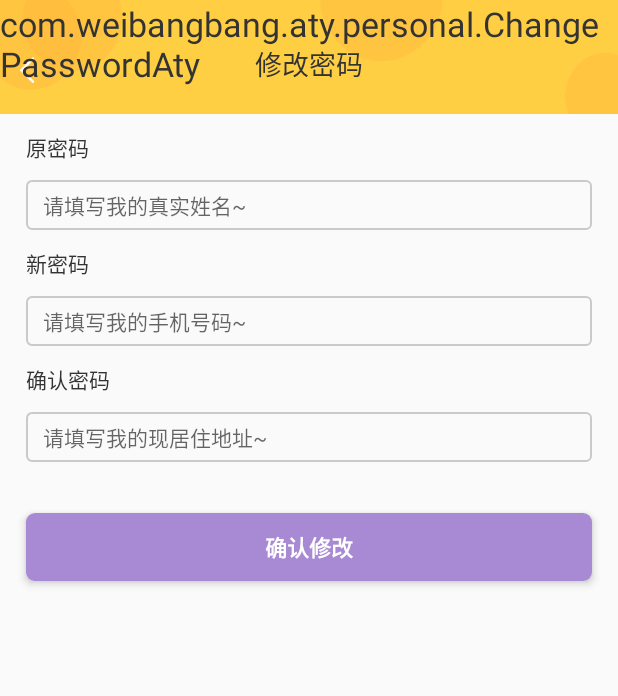
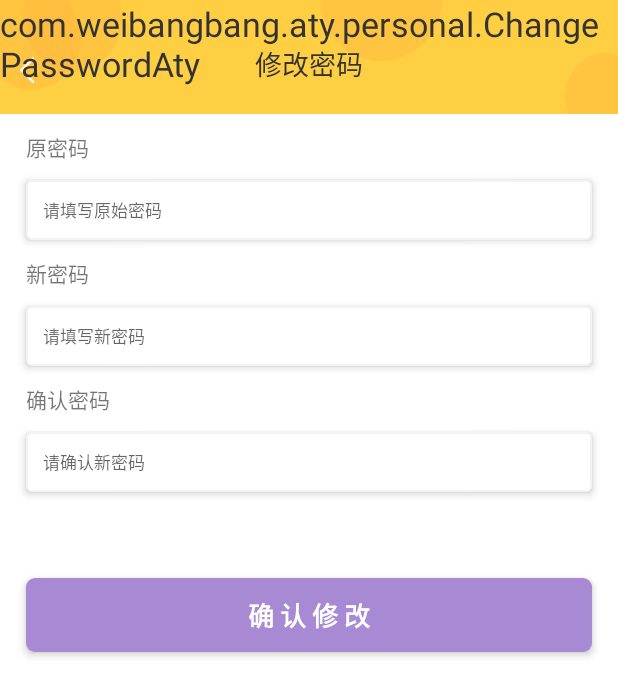
Before and after one commit to zyf19930419/baping, an Android app: the ChangePasswordAty screen opened directly, with no data from a screen before it, on a phone screen of 412 x 824 dp. Shown: the top 696 px of the screen. Run offline under Robolectric (Android 15) with nearby library versions, the phone set to English and light mode, and no system bars; libraries missing offline, so code that uses them is left out: com.mob; pictures from the network do not load.

Commit message:
微帮帮布局搭建

```diff
--- a/app/src/main/java/com/weibangbang/aty/home/FreeLeadAty.java
+++ b/app/src/main/java/com/weibangbang/aty/home/FreeLeadAty.java
@@ -32,7 +32,7 @@ public class FreeLeadAty extends BaseActivity{
         setTitleBar(getResources().getString(R.string.mianfeilingyong),true);
 
         commit_tv=findViewById(R.id.commit_tv);
-        commit_tv.setText(R.string.querenlingqu);
+        commit_tv.setText(R.string.lijilingqu);
         initBanner();
     }
 
--- a/app/src/main/java/com/weibangbang/aty/home/MakeMoneyAty.java
+++ b/app/src/main/java/com/weibangbang/aty/home/MakeMoneyAty.java
@@ -1,13 +1,11 @@
 package com.weibangbang.aty.home;
 
-import android.content.ClipData;
 import android.support.annotation.NonNull;
 import android.support.v7.widget.LinearLayoutManager;
 import android.support.v7.widget.RecyclerView;
 import android.view.LayoutInflater;
 import android.view.View;
 import android.view.ViewGroup;
-import android.widget.ImageView;
 import android.widget.TextView;
 
 import com.weibangbang.R;
--- a/app/src/main/java/com/weibangbang/aty/home/PutInAty.java
+++ b/app/src/main/java/com/weibangbang/aty/home/PutInAty.java
@@ -21,7 +21,7 @@ public class PutInAty extends BaseActivity{
     public void initView() {
         setTitleBar(getResources().getString(R.string.toufangguanggao),true);
         commit_tv=findViewById(R.id.commit_tv);
-        commit_tv.setText(R.string.tijiao);
+        commit_tv.setText(R.string.tijiaotoufang);
     }
 
     @Override
--- a/app/src/main/res/drawable/edit_shape.xml
+++ b/app/src/main/res/drawable/edit_shape.xml
@@ -1,5 +1,6 @@
 <?xml version="1.0" encoding="utf-8"?>
 <shape xmlns:android="http://schemas.android.com/apk/res/android">
 <corners android:radius="3dp"/>
-    <stroke android:width="1dp" android:color="#CACACA"/>
+    <stroke android:width="1dp" android:color="#F3F3F3"/>
+    <solid android:color="@color/white"/>
 </shape>
--- a/app/src/main/res/layout/acitvity_change_password.xml
+++ b/app/src/main/res/layout/acitvity_change_password.xml
@@ -1,82 +1,87 @@
 <?xml version="1.0" encoding="utf-8"?>
 <LinearLayout xmlns:android="http://schemas.android.com/apk/res/android"
-    android:orientation="vertical"
     android:layout_width="match_parent"
-    android:layout_height="match_parent">
-    <include layout="@layout/layout_title"/>
+    android:layout_height="match_parent"
+    android:background="@color/white"
+    android:orientation="vertical">
+
+    <include layout="@layout/layout_title" />
+
     <TextView
         android:layout_width="wrap_content"
         android:layout_height="wrap_content"
         android:layout_marginStart="15dp"
         android:layout_marginTop="10dp"
         android:text="@string/old_password"
-        android:textSize="12sp"
-        android:textColor="@color/txt_black" />
+        android:textSize="12sp" />
 
     <EditText
         android:id="@+id/name_edit"
+        android:layout_width="match_parent"
+        android:layout_height="wrap_content"
+        android:layout_marginBottom="10dp"
+        android:layout_marginEnd="15dp"
+        android:layout_marginStart="15dp"
         android:layout_marginTop="10dp"
-        android:layout_marginBottom="10dp"
-        android:layout_marginStart="15dp"
-        android:layout_marginEnd="15dp"
+        android:background="@drawable/edit_shape"
+        android:elevation="3dp"
+        android:hint="@string/original_password_tips"
+        android:lines="1"
+        android:paddingBottom="10dp"
+        android:paddingEnd="10dp"
         android:paddingStart="10dp"
-        android:paddingEnd="10dp"
-        android:paddingTop="5dp"
-        android:paddingBottom="5dp"
-        android:textSize="12sp"
-        android:hint="@string/name_hint"
-        android:lines="1"
-        android:background="@drawable/edit_shape"
-        android:layout_width="match_parent"
-        android:layout_height="wrap_content" />
+        android:paddingTop="10dp"
+        android:textSize="10sp" />
 
     <TextView
         android:layout_width="wrap_content"
         android:layout_height="wrap_content"
         android:layout_marginStart="15dp"
         android:text="@string/new_password"
-        android:textSize="12sp"
-        android:textColor="@color/txt_black"/>
+        android:textSize="12sp" />
 
     <EditText
         android:id="@+id/phone_edit"
+        android:layout_width="match_parent"
+        android:layout_height="wrap_content"
+        android:layout_marginBottom="10dp"
+        android:layout_marginEnd="15dp"
+        android:layout_marginStart="15dp"
         android:layout_marginTop="10dp"
-        android:layout_marginBottom="10dp"
-        android:layout_marginStart="15dp"
-        android:layout_marginEnd="15dp"
+        android:background="@drawable/edit_shape"
+        android:elevation="3dp"
+        android:hint="@string/new_password_tips"
+        android:lines="1"
+        android:paddingBottom="10dp"
+        android:paddingEnd="10dp"
         android:paddingStart="10dp"
-        android:paddingEnd="10dp"
-        android:paddingTop="5dp"
-        android:paddingBottom="5dp"
-        android:textSize="12sp"
-        android:hint="@string/phone_hint"
-        android:lines="1"
-        android:background="@drawable/edit_shape"
-        android:layout_width="match_parent"
-        android:layout_height="wrap_content" />
+        android:paddingTop="10dp"
+        android:textSize="10sp" />
+
     <TextView
         android:layout_width="wrap_content"
         android:layout_height="wrap_content"
         android:layout_marginStart="15dp"
         android:text="@string/confirm_password"
-        android:textSize="12sp"
-        android:textColor="@color/txt_black" />
+        android:textSize="12sp" />
+
     <EditText
         android:id="@+id/address_edit"
+        android:layout_width="match_parent"
+        android:layout_height="wrap_content"
+        android:layout_marginBottom="30dp"
+        android:layout_marginEnd="15dp"
+        android:layout_marginStart="15dp"
         android:layout_marginTop="10dp"
-        android:layout_marginBottom="10dp"
-        android:layout_marginStart="15dp"
-        android:layout_marginEnd="15dp"
+        android:background="@drawable/edit_shape"
+        android:elevation="3dp"
+        android:hint="@string/confirm_new_password_tips"
+        android:lines="1"
+        android:paddingBottom="10dp"
+        android:paddingEnd="10dp"
         android:paddingStart="10dp"
-        android:paddingEnd="10dp"
-        android:paddingTop="5dp"
-        android:paddingBottom="5dp"
-        android:textSize="12sp"
-        android:hint="@string/address_hint"
-        android:lines="1"
-        android:background="@drawable/edit_shape"
-        android:layout_width="match_parent"
-        android:layout_height="wrap_content" />
+        android:paddingTop="10dp"
+        android:textSize="10sp" />
 
     <include layout="@layout/button_layout" />
 
--- a/app/src/main/res/layout/activity_make_money.xml
+++ b/app/src/main/res/layout/activity_make_money.xml
@@ -14,13 +14,14 @@
         android:layout_marginStart="20dp"
         android:layout_marginTop="15dp"
         android:text="@string/make_money_tips"
-        android:textSize="12sp"
+        android:textSize="14sp"
         android:textColor="@color/red_bg" />
 
     <android.support.v7.widget.RecyclerView
         android:id="@+id/recyclerView"
         tools:listitem="@layout/make_money_item"
         tools:itemCount="5"
+        android:layout_marginBottom="20dp"
         android:layout_width="match_parent"
         android:layout_height="wrap_content"/>
 
--- a/app/src/main/res/layout/button_layout.xml
+++ b/app/src/main/res/layout/button_layout.xml
@@ -15,6 +15,6 @@
     android:paddingStart="10dp"
     android:paddingTop="10dp"
     android:textColor="@color/white"
-    android:textSize="13sp"
+    android:textSize="15sp"
     android:textStyle="bold"
     tools:text="@string/lijizhuanyong" />
--- a/app/src/main/res/layout/open_member.xml
+++ b/app/src/main/res/layout/open_member.xml
@@ -27,6 +27,7 @@
         android:layout_width="match_parent"
         android:layout_height="50dp"
         android:layout_marginTop="15dp"
+        android:layout_marginBottom="20dp"
         android:orientation="horizontal">
 
         <RelativeLayout
--- a/app/src/main/res/values/strings.xml
+++ b/app/src/main/res/values/strings.xml
@@ -27,17 +27,17 @@
 
     <!--我要赚佣-->
     <string name="make_money_tips">仔细阅读 ~ 教你足不出户赚佣金 ~</string>
-    <string name="lijizhuanyong">立即赚佣</string>
+    <string name="lijizhuanyong">立 即 赚 佣</string>
 
     <!--免费领用-->
-    <string name="free_lead_tips">请填写正确的收获地址方可领取~</string>
+    <string name="free_lead_tips">请填写您的基本信息领取奖品</string>
     <string name="name">姓名</string>
     <string name="phone">手机号</string>
-    <string name="address">收货地址</string>
-    <string name="name_hint">请填写我的真实姓名~</string>
-    <string name="phone_hint">请填写我的手机号码~</string>
-    <string name="address_hint">请填写我的现居住地址~</string>
-    <string name="querenlingqu">确认领取</string>
+    <string name="address">详细地址</string>
+    <string name="name_hint">请填写真实姓名</string>
+    <string name="phone_hint">请填写手机号码</string>
+    <string name="address_hint">请填写您的真实地址</string>
+    <string name="lijilingqu">立 即 领 取</string>
 
     <!--开通会员-->
     <string name="xuanzezhifub">选择支付方式</string>
@@ -46,8 +46,8 @@
     <string name="lijizhifu">立即支付</string>
 
     <!--投放广告-->
-    <string name="tijiao">提交</string>
-    <string name="text_lenth_500">500字之内</string>
+    <string name="tijiaotoufang">提 交 投 放</string>
+    <string name="text_lenth_500">500字以内</string>
     <string name="guanggaoneirong">广告内容描述</string>
     <string name="guanggaoneirong_hint">请描述一下您的广告内容~</string>
 
@@ -55,7 +55,7 @@
     <string name="share_money_tips">扫码注册免费礼品拿到手软</string>
     <string name="invitation_code">邀请码 :</string>
     <string name="copy">复制</string>
-    <string name="share_money_button">点击分享</string>
+    <string name="share_money_button">点 击 分 享</string>
 
     <!--个人中心-->
     <string name="personal_info">个人资料</string>
@@ -69,7 +69,10 @@
     <string name="old_password">原密码</string>
     <string name="new_password">新密码</string>
     <string name="confirm_password">确认密码</string>
-    <string name="querenxiugai">确认修改</string>
+    <string name="querenxiugai">确 认 修 改</string>
+    <string name="original_password_tips">请填写原始密码</string>
+    <string name="new_password_tips">请填写新密码</string>
+    <string name="confirm_new_password_tips">请确认新密码</string>
 
     <!--个人资料-->
     <string name="nick_name">昵称</string>
@@ -87,4 +90,6 @@
     <!--我的团队-->
     <string name="first_class_members">一级会员</string>
     <string name="two_level_members">二级会员</string>
+
+
 </resources>
```
Also changed, not shown: app/src/main/java/com/weibangbang/aty/home/ShareMoneyAty.java (+4 -8 lines), app/src/main/res/layout/activity_free_lead.xml (+45 -44 lines), app/src/main/res/layout/acvity_put_in.xml (+45 -13 lines), app/src/main/res/layout/personal_info.xml (+32 -22 lines).
